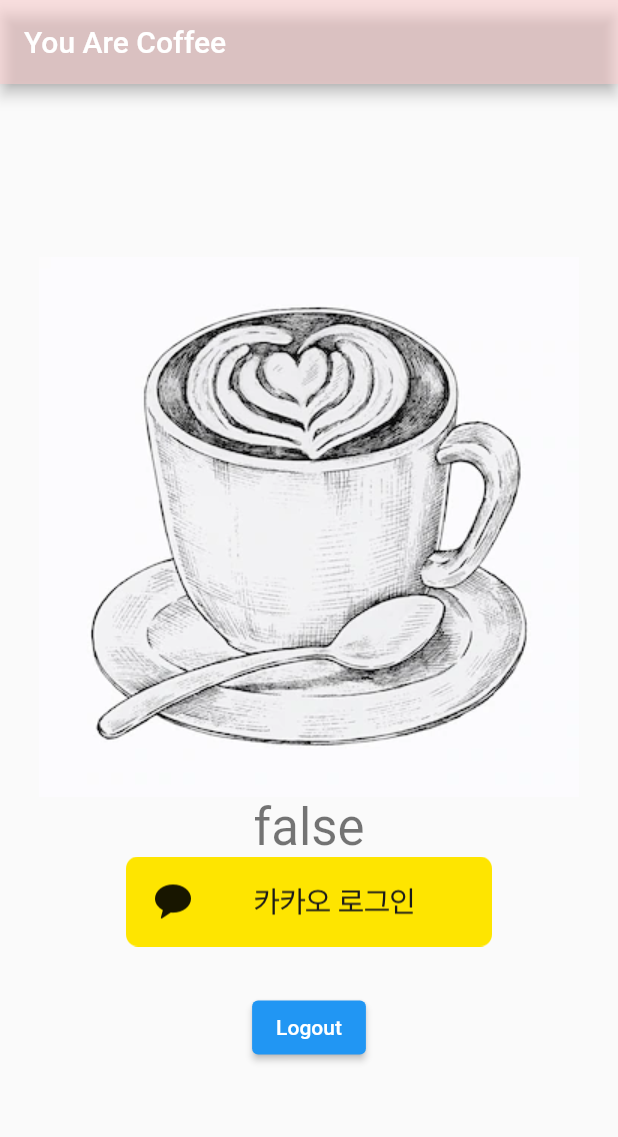
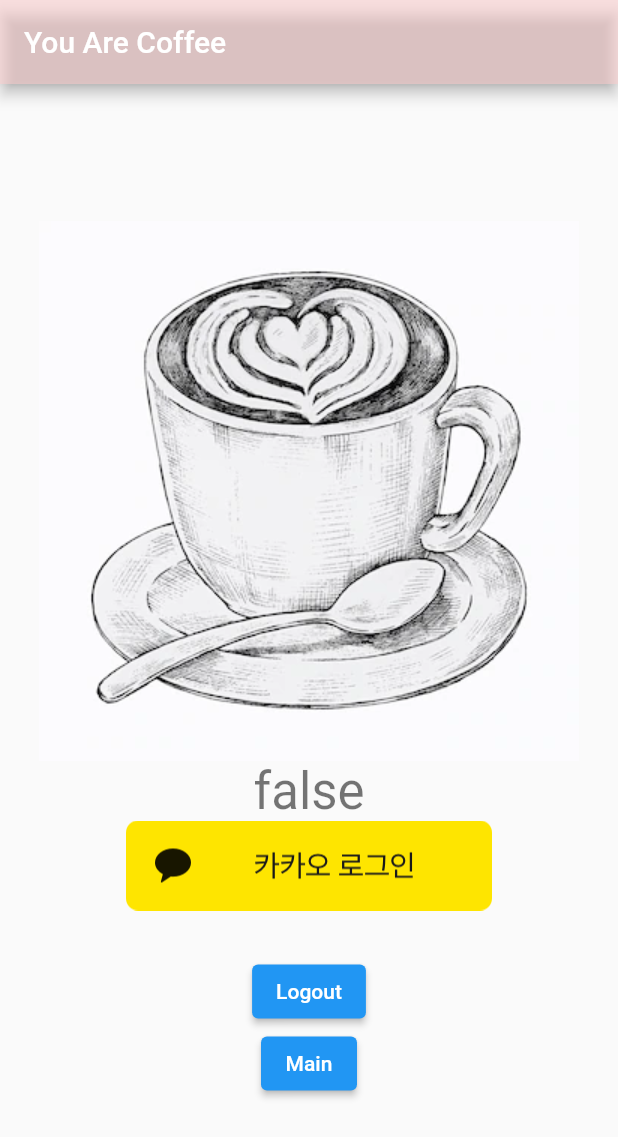
Before and after one commit to Google-DSC-SCH/you_are_coffee, a Flutter app: the screen it shows after launch, on a phone screen of 412 x 824 dp. Shown: the top 1137 px of the screen. Run offline on Flutter 3.47's test engine with Material 2 defaults, Android fonts, the phone set to English and light mode, and no system bars; our stand-ins replace get; missing offline and left inert: kakao_flutter_sdk_user.

Commit message:
메인 UI와 드로어 메뉴

```diff
--- a/lib/key.dart
+++ b/lib/key.dart
@@ -4,4 +4,4 @@ const String RestAPIKey =  '88e03852613b85c46d90b41629a3db33';
 const String JSKey =  '7e8622266574fa6156a4f4687c603505';
 const String AdminKey= '245534b33f5093a6543ffbe5ebbe72d0';
 
-//해시 키 Pz8RPz9IZD8/BD96DQo=
+//해시 키 aj8sP0E/Pz8/bT8NCj8NCg==
--- a/lib/main.dart
+++ b/lib/main.dart
@@ -2,7 +2,9 @@ import 'package:flutter/material.dart';
 import 'package:kakao_flutter_sdk_user/kakao_flutter_sdk_user.dart';
 import 'package:you_are_coffee/kakaoLogin.dart';
 import 'package:you_are_coffee/main_view_model.dart';
+import 'package:get/get.dart';
 //jdk 문제 업데이트
+import 'Screens/mainPage.dart';
 import 'key.dart';
 
 void main() {
@@ -16,7 +18,7 @@ class MyApp extends StatelessWidget {
   // This widget is the root of your application.
   @override
   Widget build(BuildContext context) {
-    return MaterialApp(
+    return GetMaterialApp(//Get으로 변경함
       home: const MyHomePage(title: 'You Are Coffee'),
     );
   }
@@ -77,6 +79,13 @@ class _MyHomePageState extends State<MyHomePage> {
                 },
                 child: Text('Logout')
             ),
+            ElevatedButton(
+                onPressed: () {
+                  print('move main page');
+                  Get.to(MainPage());
+                },
+                child: Text('Main')
+            ),
           ],
         ),
       ),
--- a/pubspec.yaml
+++ b/pubspec.yaml
@@ -38,6 +38,8 @@ dependencies:
   # The following adds the Cupertino Icons font to your application.
   # Use with the CupertinoIcons class for iOS style icons.
   cupertino_icons: ^1.0.2
+  get: ^4.6.5
+  flutter_rating_bar: ^4.0.1
 
 dev_dependencies:
   flutter_test:
```
Also changed, not shown: lib/kakaoLogin.dart (+1 -15 lines), pubspec.lock, 2 other files.
